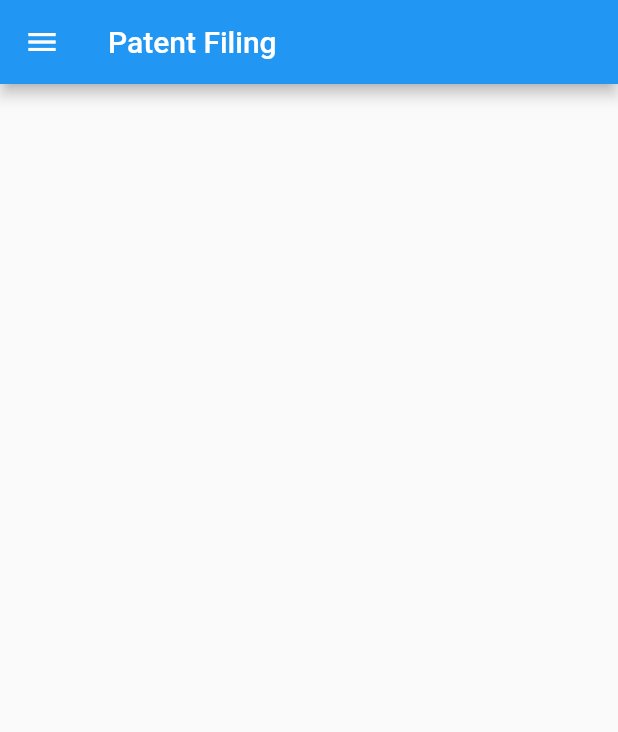
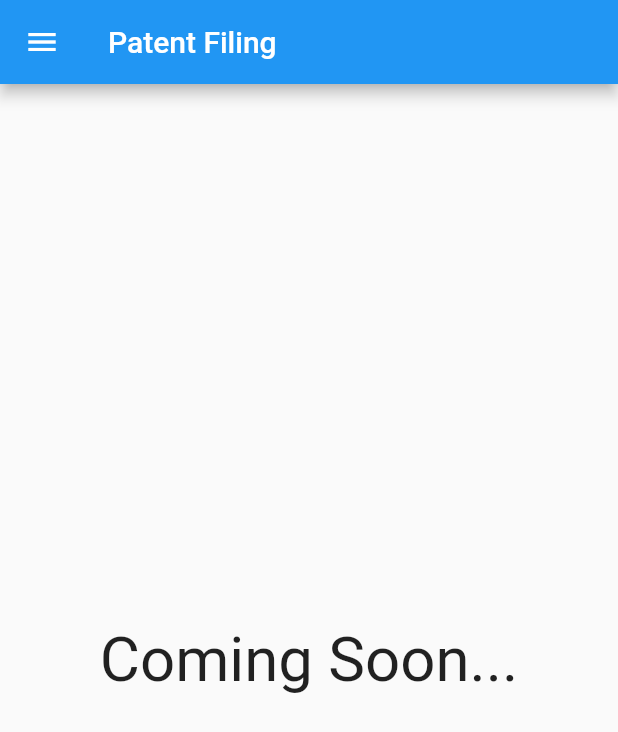
Before and after one commit to rahul2409/tifac, a Flutter app: the Patents screen opened directly, on a phone screen of 412 x 824 dp. Shown: the top 732 px of the screen. Run offline on Flutter 3.47's test engine with Material 2 defaults, Android fonts, the phone set to English and light mode, and no system bars; missing offline and left inert: pin_entry_text_field.

Commit message:
Coming soon.. pages added.

```diff
--- a/lib/screens/patents.dart
+++ b/lib/screens/patents.dart
@@ -12,9 +12,17 @@ class Patents extends StatefulWidget {
 class _PatentsState extends State<Patents> {
   @override
   Widget build(BuildContext context) {
+    double height = MediaQuery.of(context).size.height;
+    double width = MediaQuery.of(context).size.width;
+
     return Scaffold(
       appBar: AppBar(title: Text('Patent Filing'),),
       drawer: DrawerTifac(),
+      body: Container(
+        child: Center(
+          child: Text('Coming Soon...', style: TextStyle(fontSize: height/20),),
+        ),
+      ),
     );
   }
 }
```
Also changed, not shown: lib/screens/training.dart (+7 -0 lines).
